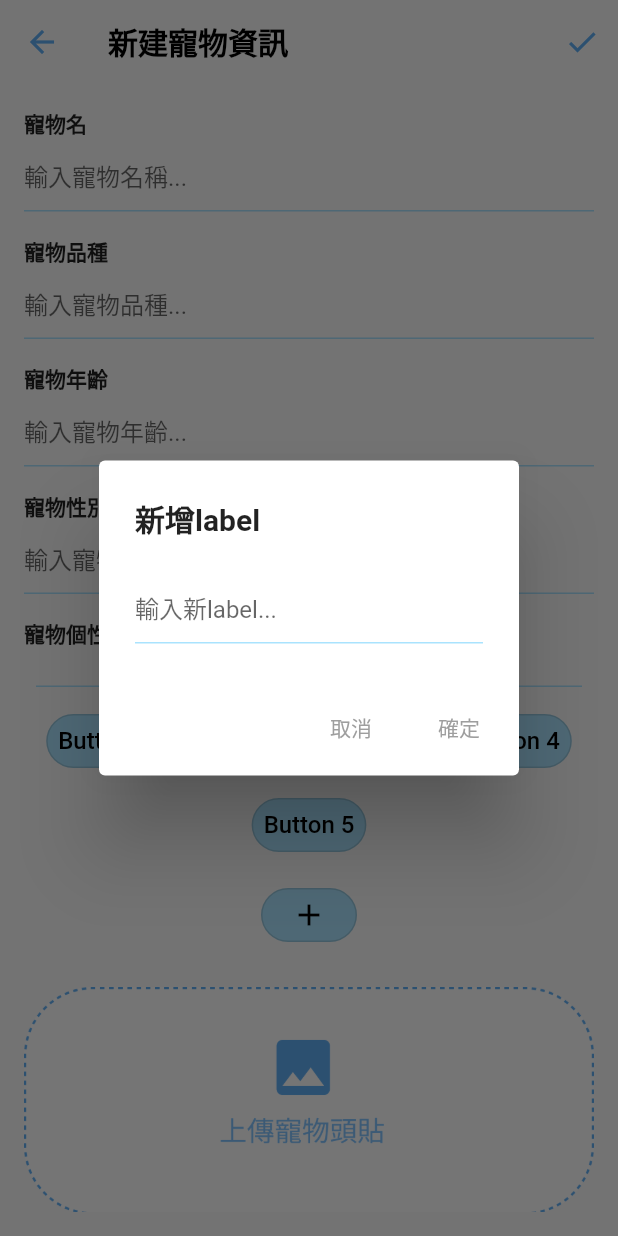
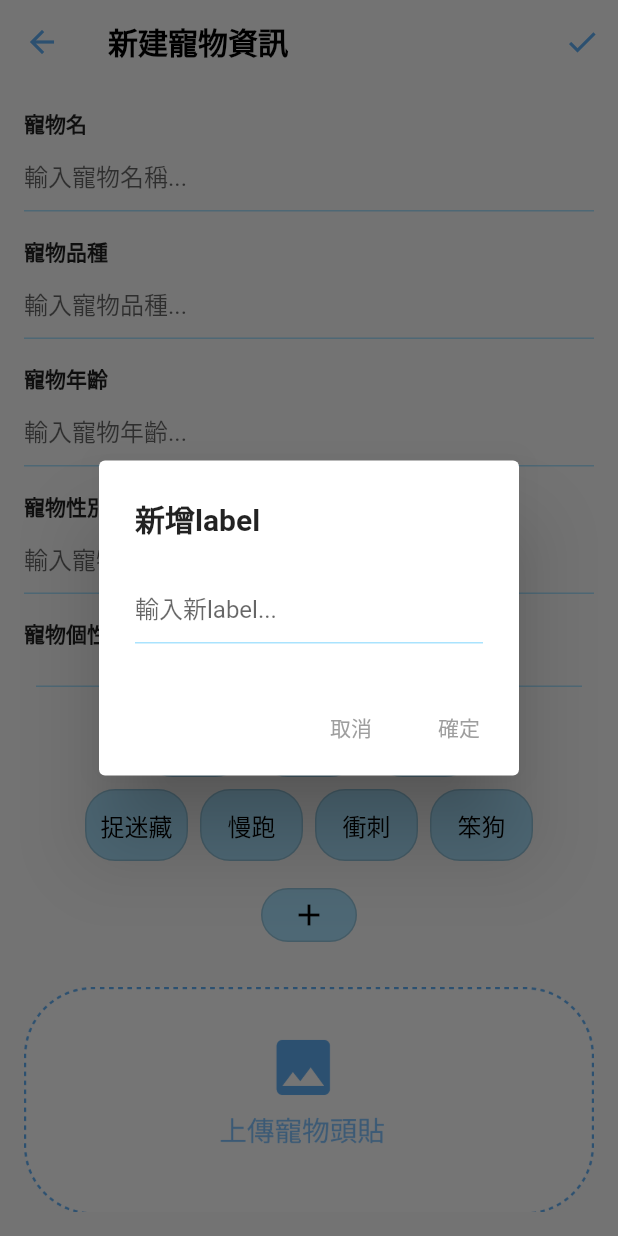
Before and after one commit to yu-hsiennn/Pet-App, a Flutter app: the AddPetProfilePage screen opened directly, after a tap on the "add" icon, on a phone screen of 412 x 824 dp. Run offline on Flutter 3.47's test engine with Material 2 defaults, Android fonts, the phone set to English and light mode, and no system bars; our stand-ins replace google_maps_flutter, image_picker, shared_preferences, speech_to_text; missing offline and left inert: album_image, custom_marker; accounts and stored records are empty.

Commit message:
renew layout

```diff
--- a/lib/AddPetProfile.dart
+++ b/lib/AddPetProfile.dart
@@ -54,13 +54,18 @@ class _AddPetProfilePage extends State<AddPetProfilePage> {
   }
 
   Widget buildLabelField(List<String> items) {
-    int rows = (items.length / 4).ceil();
+    List<int> pattern = [3, 4, 3, 4, 3, 4]; // 数量模式
     List<Widget> rowsList = [];
 
-    for (int i = 0; i < rows; i++) {
+    int itemCount = 0;
+    int row = 0;
+    while (itemCount < items.length) {
       List<Widget> buttonsList = [];
+      int rowButtonsCount = pattern[row % pattern.length];
 
-      for (int j = i * 4; j < (i + 1) * 4 && j < items.length; j++) {
+      for (int j = itemCount;
+          j < itemCount + rowButtonsCount && j < items.length;
+          j++) {
         buttonsList.add(
           Padding(
             padding: EdgeInsets.symmetric(vertical: 4.0),
@@ -69,7 +74,7 @@ class _AddPetProfilePage extends State<AddPetProfilePage> {
                 if (selectedItems.contains(items[j])) {
                   selectedItems.remove(items[j]);
                 } else {
-                  if (selectedItems.length < 4) {
+                  if (selectedItems.length < 5) {
                     selectedItems.add(items[j]);
                   }
                 }
@@ -77,13 +82,19 @@ class _AddPetProfilePage extends State<AddPetProfilePage> {
               },
               style: ButtonStyle(
                 padding: MaterialStateProperty.all<EdgeInsets>(
-                    EdgeInsets.symmetric(horizontal: 8.0)),
+                  EdgeInsets.symmetric(vertical: 12.0, horizontal: 8.0),
+                ),
                 backgroundColor: MaterialStateProperty.all<Color>(
-                    Color.fromRGBO(170, 227, 254, 1)),
+                  Color.fromRGBO(170, 227, 254, 1),
+                ),
                 shape: MaterialStateProperty.all<RoundedRectangleBorder>(
                   RoundedRectangleBorder(
                     borderRadius: BorderRadius.circular(20.0),
                   ),
+                ),
+                fixedSize: MaterialStateProperty.all<Size>(
+                  Size(MediaQuery.of(context).size.width / 6,
+                      double.infinity), // 设置按钮的最大宽度
                 ),
               ),
               child: Text(
@@ -95,15 +106,19 @@ class _AddPetProfilePage extends State<AddPetProfilePage> {
         );
       }
 
+      itemCount += rowButtonsCount;
+      row++;
+
       rowsList.add(
-        Row(
-          mainAxisAlignment: MainAxisAlignment.spaceEvenly,
+        Wrap(
+          spacing: 8.0, // 按钮之间的水平间距
+          runSpacing: 8.0, // 按钮之间的垂直间距
+          alignment: WrapAlignment.center,
           children: buttonsList,
         ),
       );
     }
 
-    // 加號按鈕
     rowsList.add(
       Row(
         mainAxisAlignment: MainAxisAlignment.center,
@@ -112,7 +127,6 @@ class _AddPetProfilePage extends State<AddPetProfilePage> {
             padding: EdgeInsets.symmetric(vertical: 8.0),
             child: OutlinedButton(
               onPressed: () {
-                // 彈出對話框輸入新項目
                 showDialog(
                   context: context,
                   builder: (context) => AlertDialog(
@@ -125,11 +139,11 @@ class _AddPetProfilePage extends State<AddPetProfilePage> {
                     content: TextField(
                       controller: _newItemController,
                       decoration: InputDecoration(
-                        border: InputBorder.none, // 去除边框
+                        border: InputBorder.none,
                         enabledBorder: UnderlineInputBorder(
                           borderSide: BorderSide(
-                              color: Color.fromRGBO(
-                                  170, 227, 254, 1)), // 设置底线颜色为蓝色
+                            color: Color.fromRGBO(170, 227, 254, 1),
+                          ),
                         ),
                         hintText: '輸入新label...',
                       ),
@@ -146,7 +160,6 @@ class _AddPetProfilePage extends State<AddPetProfilePage> {
                           String newItem = _newItemController.text.trim();
                           if (newItem.isNotEmpty) {
                             items.add(newItem);
-
                             setState(() {});
                             Navigator.pop(context);
                           }
@@ -159,9 +172,11 @@ class _AddPetProfilePage extends State<AddPetProfilePage> {
               },
               style: ButtonStyle(
                 padding: MaterialStateProperty.all<EdgeInsets>(
-                    EdgeInsets.symmetric(horizontal: 16.0)),
+                  EdgeInsets.symmetric(horizontal: 16.0),
+                ),
                 backgroundColor: MaterialStateProperty.all<Color>(
-                    Color.fromRGBO(170, 227, 254, 1)),
+                  Color.fromRGBO(170, 227, 254, 1),
+                ),
                 shape: MaterialStateProperty.all<RoundedRectangleBorder>(
                   RoundedRectangleBorder(
                     borderRadius: BorderRadius.circular(20.0),
@@ -180,8 +195,6 @@ class _AddPetProfilePage extends State<AddPetProfilePage> {
 
     return Container(
       width: double.infinity,
-      // height: 50,
-
       child: Column(
         children: rowsList,
       ),
@@ -189,11 +202,13 @@ class _AddPetProfilePage extends State<AddPetProfilePage> {
   }
 
   List<String> items = [
-    'Button 1',
-    'Button 2',
-    'Button 3',
-    'Button 4',
-    'Button 5',
+    '飛盤',
+    '接球',
+    '散步',
+    '捉迷藏',
+    '慢跑',
+    '衝刺',
+    '笨狗',
   ];
 
   @override
--- a/lib/PostPage.dart
+++ b/lib/PostPage.dart
@@ -67,13 +67,18 @@ class _PostPageState extends State<PostPage> {
   }
 
   Widget buildLabelField(List<String> items) {
-    int rows = (items.length / 4).ceil();
+    List<int> pattern = [3, 4, 3, 4, 3, 4]; // 数量模式
     List<Widget> rowsList = [];
 
-    for (int i = 0; i < rows; i++) {
+    int itemCount = 0;
+    int row = 0;
+    while (itemCount < items.length) {
       List<Widget> buttonsList = [];
+      int rowButtonsCount = pattern[row % pattern.length];
 
-      for (int j = i * 4; j < (i + 1) * 4 && j < items.length; j++) {
+      for (int j = itemCount;
+          j < itemCount + rowButtonsCount && j < items.length;
+          j++) {
         buttonsList.add(
           Padding(
             padding: EdgeInsets.symmetric(vertical: 4.0),
@@ -82,7 +87,7 @@ class _PostPageState extends State<PostPage> {
                 if (selectedItems.contains(items[j])) {
                   selectedItems.remove(items[j]);
                 } else {
-                  if (selectedItems.length < 4) {
+                  if (selectedItems.length < 5) {
                     selectedItems.add(items[j]);
                   }
                 }
@@ -90,13 +95,19 @@ class _PostPageState extends State<PostPage> {
               },
               style: ButtonStyle(
                 padding: MaterialStateProperty.all<EdgeInsets>(
-                    EdgeInsets.symmetric(horizontal: 8.0)),
+                  EdgeInsets.symmetric(vertical: 12.0, horizontal: 8.0),
+                ),
                 backgroundColor: MaterialStateProperty.all<Color>(
-                    Color.fromRGBO(170, 227, 254, 1)),
+                  Color.fromRGBO(170, 227, 254, 1),
+                ),
                 shape: MaterialStateProperty.all<RoundedRectangleBorder>(
                   RoundedRectangleBorder(
                     borderRadius: BorderRadius.circular(20.0),
                   ),
+                ),
+                fixedSize: MaterialStateProperty.all<Size>(
+                  Size(MediaQuery.of(context).size.width / 6,
+                      double.infinity), // 设置按钮的最大宽度
                 ),
               ),
               child: Text(
@@ -108,15 +119,19 @@ class _PostPageState extends State<PostPage> {
         );
       }
 
+      itemCount += rowButtonsCount;
+      row++;
+
       rowsList.add(
-        Row(
-          mainAxisAlignment: MainAxisAlignment.spaceEvenly,
+        Wrap(
+          spacing: 8.0, // 按钮之间的水平间距
+          runSpacing: 8.0, // 按钮之间的垂直间距
+          alignment: WrapAlignment.center,
           children: buttonsList,
         ),
       );
     }
 
-    // 加號按鈕
     rowsList.add(
       Row(
         mainAxisAlignment: MainAxisAlignment.center,
@@ -125,7 +140,6 @@ class _PostPageState extends State<PostPage> {
             padding: EdgeInsets.symmetric(vertical: 8.0),
             child: OutlinedButton(
               onPressed: () {
-                // 彈出對話框輸入新項目
                 showDialog(
                   context: context,
                   builder: (context) => AlertDialog(
@@ -138,11 +152,11 @@ class _PostPageState extends State<PostPage> {
                     content: TextField(
                       controller: _newItemController,
                       decoration: InputDecoration(
-                        border: InputBorder.none, // 去除边框
+                        border: InputBorder.none,
                         enabledBorder: UnderlineInputBorder(
                           borderSide: BorderSide(
-                              color: Color.fromRGBO(
-                                  170, 227, 254, 1)), // 设置底线颜色为蓝色
+                            color: Color.fromRGBO(170, 227, 254, 1),
+                          ),
                         ),
                         hintText: '輸入新label...',
                       ),
@@ -159,7 +173,6 @@ class _PostPageState extends State<PostPage> {
                           String newItem = _newItemController.text.trim();
                           if (newItem.isNotEmpty) {
                             items.add(newItem);
-
                             setState(() {});
                             Navigator.pop(context);
                           }
@@ -172,9 +185,11 @@ class _PostPageState extends State<PostPage> {
               },
               style: ButtonStyle(
                 padding: MaterialStateProperty.all<EdgeInsets>(
-                    EdgeInsets.symmetric(horizontal: 16.0)),
+                  EdgeInsets.symmetric(horizontal: 16.0),
+                ),
                 backgroundColor: MaterialStateProperty.all<Color>(
-                    Color.fromRGBO(170, 227, 254, 1)),
+                  Color.fromRGBO(170, 227, 254, 1),
+                ),
                 shape: MaterialStateProperty.all<RoundedRectangleBorder>(
                   RoundedRectangleBorder(
                     borderRadius: BorderRadius.circular(20.0),
@@ -193,20 +208,155 @@ class _PostPageState extends State<PostPage> {
 
     return Container(
       width: double.infinity,
-      // height: 50,
-
       child: Column(
         children: rowsList,
       ),
     );
   }
 
+  // Widget buildLabelField(List<String> items) {
+  //   int rows = (items.length / 4).ceil();
+  //   List<Widget> rowsList = [];
+
+  //   for (int i = 0; i < rows; i++) {
+  //     List<Widget> buttonsList = [];
+
+  //     for (int j = i * 4; j < (i + 1) * 4 && j < items.length; j++) {
+  //       buttonsList.add(
+  //         Padding(
+  //           padding: EdgeInsets.symmetric(vertical: 4.0),
+  //           child: OutlinedButton(
+  //             onPressed: () {
+  //               if (selectedItems.contains(items[j])) {
+  //                 selectedItems.remove(items[j]);
+  //               } else {
+  //                 if (selectedItems.length < 4) {
+  //                   selectedItems.add(items[j]);
+  //                 }
+  //               }
+  //               setState(() {});
+  //             },
+  //             style: ButtonStyle(
+  //               padding: MaterialStateProperty.all<EdgeInsets>(
+  //                   EdgeInsets.symmetric(horizontal: 8.0)),
+  //               backgroundColor: MaterialStateProperty.all<Color>(
+  //                   Color.fromRGBO(170, 227, 254, 1)),
+  //               shape: MaterialStateProperty.all<RoundedRectangleBorder>(
+  //                 RoundedRectangleBorder(
+  //                   borderRadius: BorderRadius.circular(20.0),
+  //                 ),
+  //               ),
+  //             ),
+  //             child: Text(
+  //               items[j],
+  //               style: TextStyle(fontSize: 16.0, color: Colors.black),
+  //             ),
+  //           ),
+  //         ),
+  //       );
+  //     }
+
+  //     rowsList.add(
+  //       Row(
+  //         mainAxisAlignment: MainAxisAlignment.spaceEvenly,
+  //         children: buttonsList,
+  //       ),
+  //     );
+  //   }
+
+  //   // 加號按鈕
+  //   rowsList.add(
+  //     Row(
+  //       mainAxisAlignment: MainAxisAlignment.center,
+  //       children: [
+  //         Padding(
+  //           padding: EdgeInsets.symmetric(vertical: 8.0),
+  //           child: OutlinedButton(
+  //             onPressed: () {
+  //               // 彈出對話框輸入新項目
+  //               showDialog(
+  //                 context: context,
+  //                 builder: (context) => AlertDialog(
+  //                   title: Text(
+  //                     "新增label",
+  //                     style: TextStyle(
+  //                       fontWeight: FontWeight.bold,
+  //                     ),
+  //                   ),
+  //                   content: TextField(
+  //                     controller: _newItemController,
+  //                     decoration: InputDecoration(
+  //                       border: InputBorder.none, // 去除边框
+  //                       enabledBorder: UnderlineInputBorder(
+  //                         borderSide: BorderSide(
+  //                             color: Color.fromRGBO(
+  //                                 170, 227, 254, 1)), // 设置底线颜色为蓝色
+  //                       ),
+  //                       hintText: '輸入新label...',
+  //                     ),
+  //                   ),
+  //                   actions: [
+  //                     TextButton(
+  //                       onPressed: () {
+  //                         Navigator.pop(context);
+  //                       },
+  //                       child: Text("取消"),
+  //                     ),
+  //                     TextButton(
+  //                       onPressed: () {
+  //                         String newItem = _newItemController.text.trim();
+  //                         if (newItem.isNotEmpty) {
+  //                           items.add(newItem);
+
+  //                           setState(() {});
+  //                           Navigator.pop(context);
+  //                         }
+  //                       },
+  //                       child: Text("確定"),
+  //                     ),
+  //                   ],
+  //                 ),
+  //               );
+  //             },
+  //             style: ButtonStyle(
+  //               padding: MaterialStateProperty.all<EdgeInsets>(
+  //                   EdgeInsets.symmetric(horizontal: 16.0)),
+  //               backgroundColor: MaterialStateProperty.all<Color>(
+  //                   Color.fromRGBO(170, 227, 254, 1)),
+  //               shape: MaterialStateProperty.all<RoundedRectangleBorder>(
+  //                 RoundedRectangleBorder(
+  //                   borderRadius: BorderRadius.circular(20.0),
+  //                 ),
+  //               ),
+  //             ),
+  //             child: Icon(
+  //               Icons.add,
+  //               color: Colors.black,
+  //             ),
+  //           ),
+  //         ),
+  //       ],
+  //     ),
+  //   );
+
+  //   return Container(
+  //     width: double.infinity,
+  //     // height: 50,
+
+  //     child: Column(
+  //       children: rowsList,
+  //     ),
+  //   );
+  // }
+
   List<String> items = [
-    'Button 1',
-    'Button 2',
-    'Button 3',
-    'Button 4',
-    'Button 5',
+    '飛盤',
+    '接球',
+    '散步',
+    '捉迷藏',
+    '慢跑',
+    '衝刺',
+    '笨狗',
   ];
   Widget buildInputField() {
     return Padding(
```
